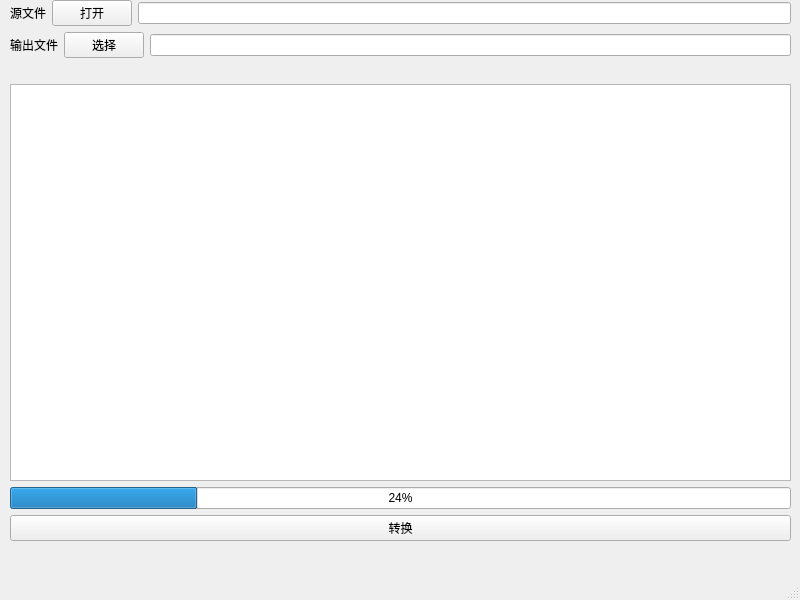
First picture: the form in mainwindow.ui, repository Edge2020/Pic2HpGii, before the edit.
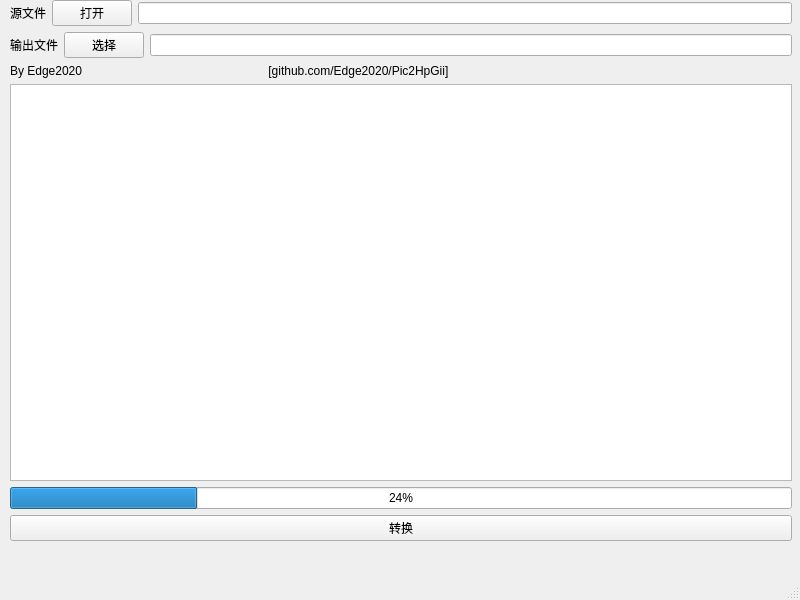
Second picture: the form after the edit.

```diff
--- a/mainwindow.ui
+++ b/mainwindow.ui
@@ -31,7 +31,7 @@
      <rect>
       <x>10</x>
       <y>0</y>
-      <width>781</width>
+      <width>782</width>
       <height>541</height>
      </rect>
     </property>
@@ -83,23 +83,30 @@
       </layout>
      </item>
      <item>
-      <spacer name="horizontalSpacer">
-       <property name="orientation">
-        <enum>Qt::Horizontal</enum>
+      <widget class="QLabel" name="label_3">
+       <property name="text">
+        <string>By Edge2020                                                        [github.com/Edge2020/Pic2HpGii]</string>
        </property>
-       <property name="sizeHint" stdset="0">
-        <size>
-         <width>40</width>
-         <height>20</height>
-        </size>
-       </property>
-      </spacer>
+      </widget>
      </item>
      <item>
-      <widget class="QTextEdit" name="outinfo"/>
+      <widget class="QTextEdit" name="outinfo">
+       <property name="acceptDrops">
+        <bool>true</bool>
+       </property>
+       <property name="readOnly">
+        <bool>true</bool>
+       </property>
+      </widget>
      </item>
      <item>
       <widget class="QProgressBar" name="progressBar">
+       <property name="layoutDirection">
+        <enum>Qt::LeftToRight</enum>
+       </property>
+       <property name="autoFillBackground">
+        <bool>true</bool>
+       </property>
        <property name="value">
         <number>24</number>
        </property>
```
